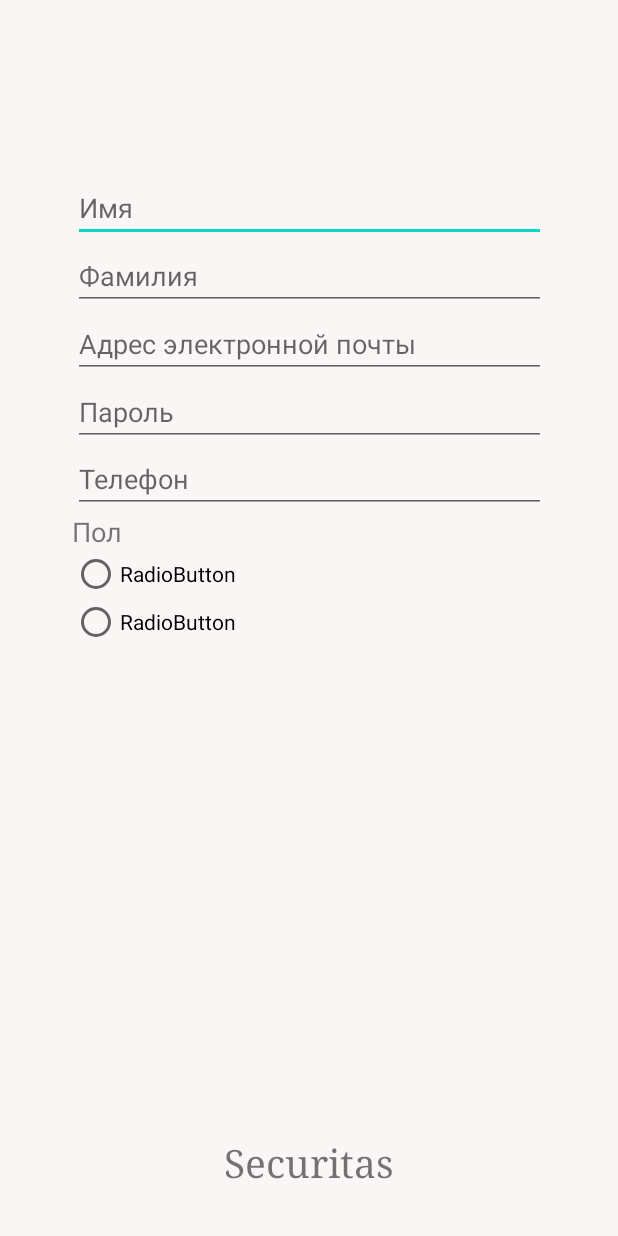
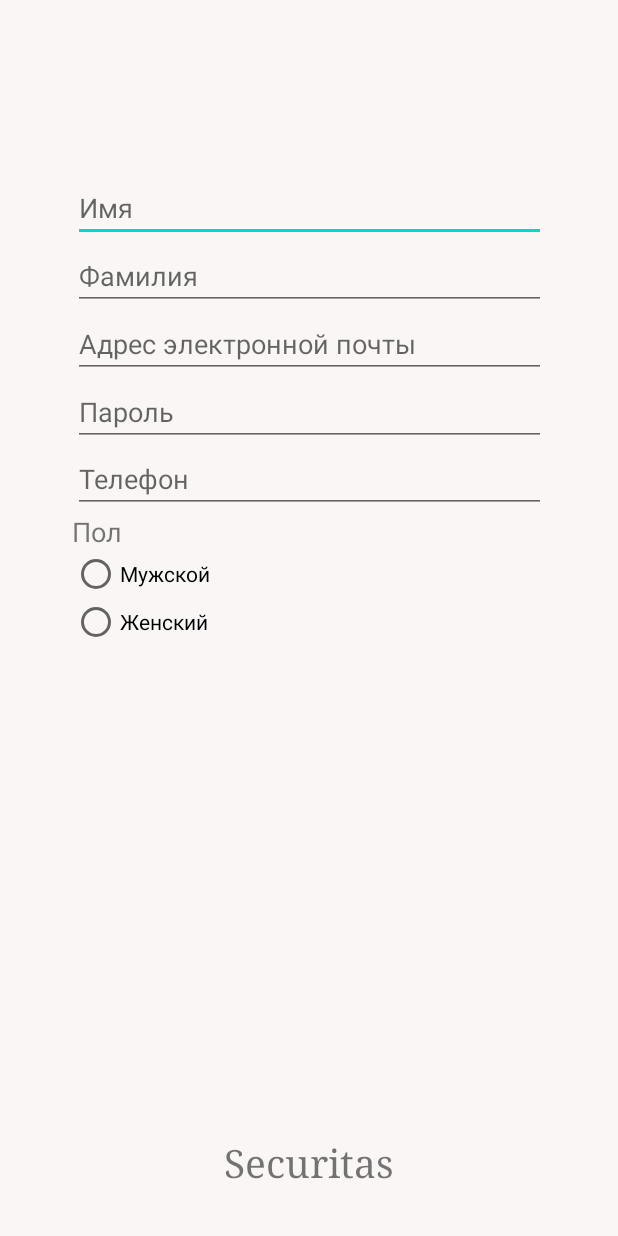
Before and after one commit to guyfox2001/securitasClient, an Android app: the RegistrationActivity screen opened directly, with no data from a screen before it, on a phone screen of 412 x 824 dp. Run offline under Robolectric (Android 15) with nearby library versions, the phone set to English and light mode, and no system bars.

Commit message:
-Add activity_profile.xml

```diff
--- /dev/null
+++ b/app/src/main/res/layout/activity_profile.xml
@@ -0,0 +1,6 @@
+<?xml version="1.0" encoding="utf-8"?>
+<androidx.constraintlayout.widget.ConstraintLayout
+    xmlns:android="http://schemas.android.com/apk/res/android" android:layout_width="match_parent"
+    android:layout_height="match_parent">
+
+</androidx.constraintlayout.widget.ConstraintLayout>
--- a/app/src/main/res/layout/activity_registration.xml
+++ b/app/src/main/res/layout/activity_registration.xml
@@ -91,19 +91,16 @@
         app:layout_constraintStart_toStartOf="parent"
         app:layout_constraintTop_toBottomOf="@+id/textView7"
         app:layout_constraintVertical_bias="0.0">
-
         <RadioButton
             android:id="@+id/radioButton3"
             android:layout_width="match_parent"
             android:layout_height="wrap_content"
-            android:text="RadioButton" />
-
+            android:text="Мужской" />
         <RadioButton
             android:id="@+id/radioButton4"
             android:layout_width="match_parent"
             android:layout_height="wrap_content"
-            android:text="RadioButton" />
-
+            android:text="Женский" />
     </RadioGroup>
 
     <TextView
```
